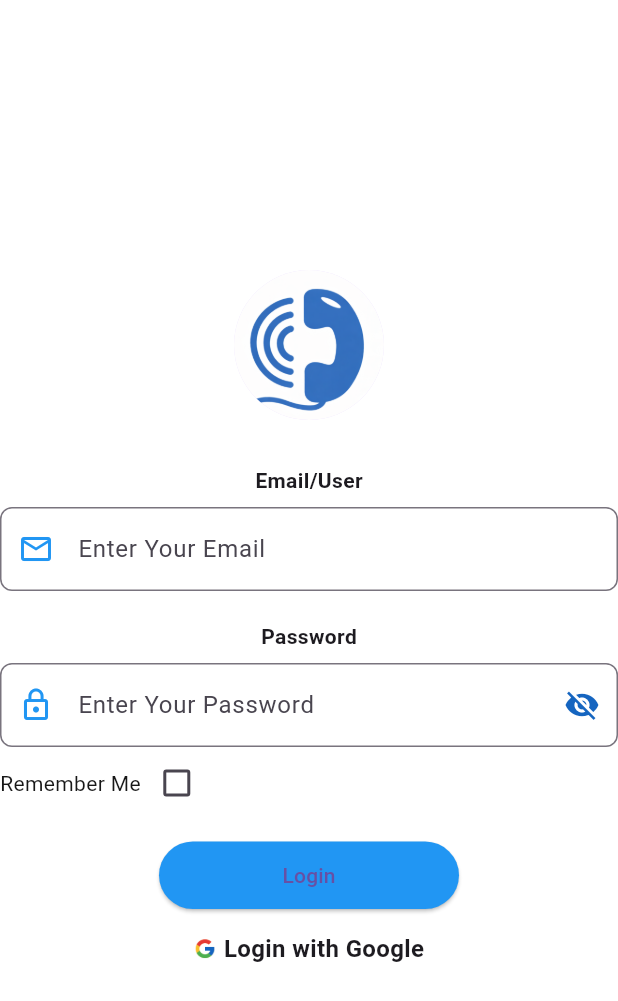
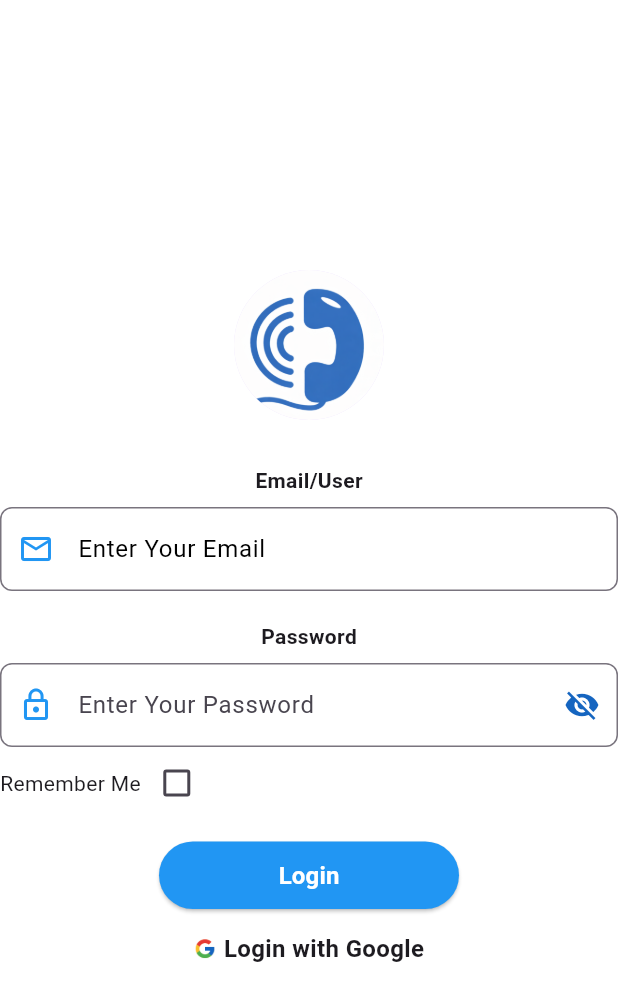
Before and after one commit to gohack72-ship-it/Dialo-Call-Center-CRM, a Flutter app: the screen it shows after launch, on a phone screen of 412 x 824 dp. Shown: the top 1001 px of the screen. Run offline on Flutter 3.47's test engine with Material 3 defaults, Android fonts, the phone set to English and light mode, and no system bars; our stand-ins replace cloud_firestore, firebase_auth, firebase_core, flutter_local_notifications, google_sign_in, lottie and 2 more; accounts and stored records are empty.

Commit message:
swabirin push files

```diff
--- a/lib/loginpage.dart
+++ b/lib/loginpage.dart
@@ -37,7 +37,8 @@ void initState() {
   Widget build(BuildContext context) {
     Loginprovider logPro = Provider.of<Loginprovider>(context,listen: false);
     return Scaffold(
-     backgroundColor: const Color.fromARGB(255, 255, 255, 255),
+     backgroundColor: Theme.of(context).scaffoldBackgroundColor,
+     // const Color.fromARGB(255, 255, 255, 255),
      body: Center(
       child: Column(
         crossAxisAlignment: CrossAxisAlignment.center,
@@ -67,7 +68,12 @@ void initState() {
                     controller: log.emailController,
                                decoration: InputDecoration(
                                  hintText: "Enter Your Email",
-                                 prefixIcon: const Icon(Icons.email_outlined,color: Colors.blue),
+                                 hintStyle: TextStyle(
+                                   color: Theme.of(context).brightness == Brightness.dark
+                                        ? Colors.white
+                                        : Colors.black,
+                                 ),
+                                 prefixIcon: Icon(Icons.email_outlined,color: Colors.blue),
                                  border:OutlineInputBorder(
                     borderRadius: BorderRadius.circular(8),
                                  )
@@ -85,9 +91,13 @@ void initState() {
                  }
                ),
           const SizedBox(height: 20),
-          const Text(
+           Text(
             "Password",
-            style: TextStyle(fontWeight: FontWeight.bold),
+            style: TextStyle(
+                fontWeight: FontWeight.bold,
+              color: Theme.of(context).textTheme.bodyLarge?.color,
+
+            ),
           ),
           const SizedBox(height:8),
           Consumer<Loginprovider>(
@@ -138,7 +148,11 @@ void initState() {
           ),
           Row(
             children: [
-              Text("Remember Me",style: TextStyle(color:CupertinoColors.darkBackgroundGray),),
+              Text("Remember Me",style: TextStyle(
+                  color: Theme.of(context).textTheme.bodyLarge?.color,
+                  // CupertinoColors.darkBackgroundGray
+
+              ),),
               Consumer<Loginprovider>(
                 builder: (context3,log3,child) {
                   return Checkbox(value:log3.remeberme,
@@ -164,8 +178,17 @@ void initState() {
                             context.read<Loginprovider>().login().then((success) {
                               if (success) {
                                 ScaffoldMessenger.of(context).showSnackBar(
-                                  const SnackBar(
-                                    content: Text("Login Successful"),
+                                   SnackBar(
+                                    backgroundColor: Theme.of(context).brightness == Brightness.dark
+                                                   ? Colors.grey.shade900
+                                                   : Colors.black,
+                                    content: Text(
+                                        "Login Successful",
+                                            style: TextStyle(
+                                              color: Colors.white,
+                                              fontWeight: FontWeight.w500,
+                                            ),
+                                    ),
                                     duration: Duration(seconds: 2),
                                   ),
                                 );
@@ -194,7 +217,14 @@ void initState() {
                         style: ElevatedButton.styleFrom(
                           backgroundColor: Colors.blue,
                         ),
-                        child: const Text("Login"),
+                        child: const Text(
+                            "Login",
+                          style: TextStyle(
+                            fontSize: 16,
+                            fontWeight: FontWeight.bold,
+                            color: Colors.white,
+                          ),
+                        ),
                       ),
                     ),
               SizedBox(
--- a/lib/main.dart
+++ b/lib/main.dart
@@ -81,10 +81,10 @@ class _MyAppState extends State<MyApp> {
           iconTheme: IconThemeData(
             color: Colors.black
           ),
-          // appBarTheme: const AppBarTheme(
-          //   backgroundColor: Colors.blue,
-          //   foregroundColor: Colors.white,
-          // ),
+          appBarTheme: const AppBarTheme(
+            backgroundColor: Colors.white,
+            foregroundColor: Colors.black,
+          ),
         ),
 
         darkTheme: ThemeData(
@@ -101,10 +101,10 @@ class _MyAppState extends State<MyApp> {
             titleLarge: TextStyle(color: Colors.white),
           ),
 
-        //     appBarTheme: const AppBarTheme(
-        //     backgroundColor: Colors.white,
-        //     foregroundColor: Colors.blue,
-        //   )
+            appBarTheme: const AppBarTheme(
+            backgroundColor: Colors.black,
+            foregroundColor: Colors.white,
+          )
         ),
         home: Loginpage(changeTheme: changeTheme,)
       ),
--- a/lib/providers/loginprovider.dart
+++ b/lib/providers/loginprovider.dart
@@ -14,10 +14,6 @@ TextEditingController emailController=TextEditingController();
 TextEditingController passwordController=TextEditingController();
 final FirebaseFirestore _firestore = FirebaseFirestore.instance;
 bool get isChecked => remeberme;
-
-  bool isChecked = false;
-
-  final FirebaseFirestore _firestore = FirebaseFirestore.instance;
 
   Future<User?> signInWithGoogle() async{
     try {
@@ -101,7 +97,6 @@ bool get isChecked => remeberme;
       bool remember = prefs.getBool('remember') ?? false;
       emailController.text = remember ? (prefs.getString('email') ?? '') : '';
       passwordController.text = remember ? (prefs.getString('password') ?? '') : '';
-      isChecked = remember;
       remeberme = remember;
       notifyListeners();
     });
--- a/lib/views/leads/lead_details.dart
+++ b/lib/views/leads/lead_details.dart
@@ -315,8 +315,8 @@ class _LeadProfileScreenState extends State<LeadProfileScreen> {
              : Colors.white,
       border: Border.all(
           color: Theme.of(context).brightness == Brightness.dark
-              ? Colors.grey
-              : Colors.grey.shade300,
+              ? Colors.grey.shade700
+              : Colors.grey.shade300
       ),
       borderRadius: BorderRadius.circular(10),
     );
--- a/lib/views/leads/leads_screen.dart
+++ b/lib/views/leads/leads_screen.dart
@@ -352,7 +352,7 @@ class LeadCard extends StatelessWidget {
       padding: const EdgeInsets.all(14),
       decoration: BoxDecoration(
         color: Theme.of(context).brightness == Brightness.dark
-             ? Colors.grey.shade800
+             ? Colors.grey.shade900
              : Colors.white,
         borderRadius: BorderRadius.circular(16),
         boxShadow: const [BoxShadow(color: Colors.black12, blurRadius: 4)],
--- a/lib/views/repots/reportsum.dart
+++ b/lib/views/repots/reportsum.dart
@@ -13,8 +13,11 @@ class ReportSum extends StatefulWidget {
 }
 
 class _ReportSumState extends State<ReportSum> {
+
   @override
   Widget build(BuildContext context) {
+    final screenWidth = MediaQuery.of(context).size.width;
+    final screenHeight = MediaQuery.of(context).size.height;
     return Scaffold(
 appBar: AppBar(
   centerTitle: true,
@@ -331,8 +334,10 @@ appBar: AppBar(
                     Container(
                       height: 20,
                       width: 80,
+
                       decoration: BoxDecoration(
                         color: AppColors.redColor,
+
                       ),
                       child: Row(
                         children: [
--- a/lib/views/settingspage.dart
+++ b/lib/views/settingspage.dart
@@ -146,7 +146,11 @@ TextButton(
             ),
 SettingsDrawer._item("Help & About", Icons.help),
 ListTile(
-  leading: const Icon(Icons.logout, size: 22, color: AppColors.textColor),
+  leading:  Icon(
+      Icons.logout, size: 22,
+      color: Theme.of(context).iconTheme.color,
+      // AppColors.textColor
+  ),
   title: const Text("Logout"),
   onTap: () {
     showLogoutDialog(context);
```
Also changed, not shown: lib/views/bottomnavigationbar.dart (+7 -2 lines), lib/views/repots/reportpage.dart (+43 -14 lines).
